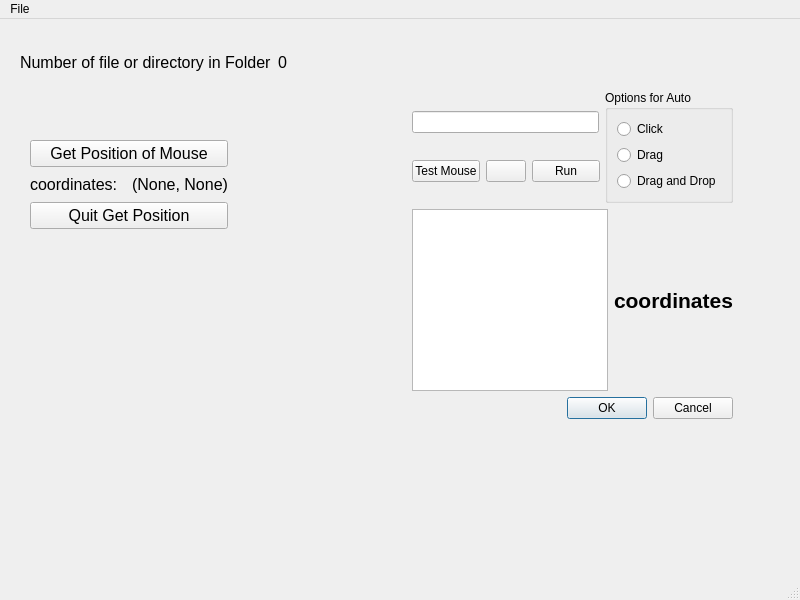
Old version of the form mainwindow.ui in the repository tranducngoc9/NgocTool.
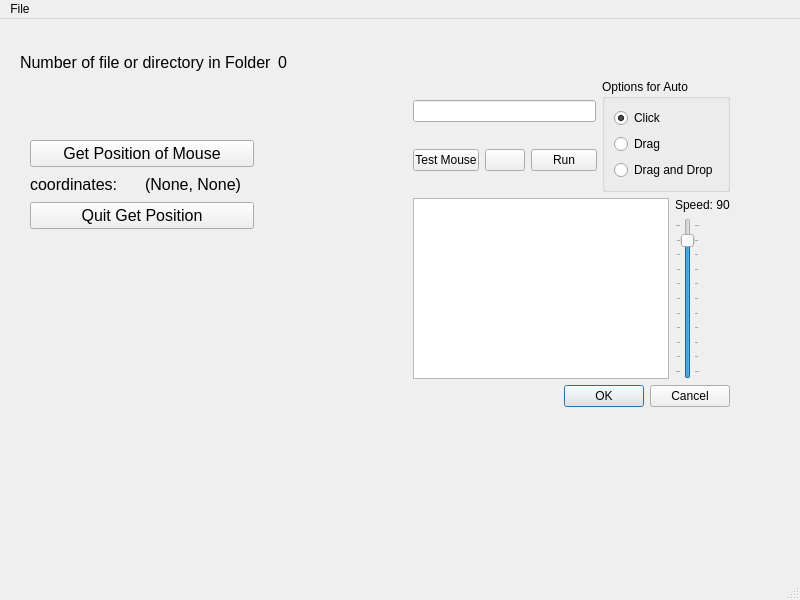
New version of the form. Icons and pictures are not drawn.

Commit message: Upđate 17/9 Speed

The edit to the form file:
```diff
--- a/mainwindow.ui
+++ b/mainwindow.ui
@@ -10,6 +10,12 @@
     <height>600</height>
    </rect>
   </property>
+  <property name="font">
+   <font>
+    <weight>50</weight>
+    <bold>false</bold>
+   </font>
+  </property>
   <property name="windowTitle">
    <string>MainWindow</string>
   </property>
@@ -55,7 +61,7 @@
      <rect>
       <x>30</x>
       <y>121</y>
-      <width>198</width>
+      <width>224</width>
       <height>89</height>
      </rect>
     </property>
@@ -65,6 +71,8 @@
        <property name="font">
         <font>
          <pointsize>12</pointsize>
+         <weight>50</weight>
+         <bold>false</bold>
         </font>
        </property>
        <property name="text">
@@ -79,6 +87,8 @@
          <property name="font">
           <font>
            <pointsize>12</pointsize>
+           <weight>50</weight>
+           <bold>false</bold>
           </font>
          </property>
          <property name="text">
@@ -91,6 +101,8 @@
          <property name="font">
           <font>
            <pointsize>12</pointsize>
+           <weight>50</weight>
+           <bold>false</bold>
           </font>
          </property>
          <property name="text">
@@ -105,6 +117,8 @@
        <property name="font">
         <font>
          <pointsize>12</pointsize>
+         <weight>50</weight>
+         <bold>false</bold>
         </font>
        </property>
        <property name="text">
@@ -114,42 +128,20 @@
      </item>
     </layout>
    </widget>
-   <widget class="QLabel" name="noitify">
-    <property name="geometry">
-     <rect>
-      <x>430</x>
-      <y>430</y>
-      <width>321</width>
-      <height>16</height>
-     </rect>
-    </property>
-    <property name="font">
-     <font>
-      <weight>75</weight>
-      <bold>true</bold>
-     </font>
-    </property>
-    <property name="text">
-     <string> </string>
-    </property>
-    <property name="alignment">
-     <set>Qt::AlignCenter</set>
-    </property>
-   </widget>
    <widget class="QWidget" name="">
     <property name="geometry">
      <rect>
-      <x>412</x>
-      <y>71</y>
-      <width>321</width>
-      <height>329</height>
+      <x>413</x>
+      <y>60</y>
+      <width>317</width>
+      <height>348</height>
      </rect>
     </property>
     <layout class="QVBoxLayout" name="verticalLayout_4">
      <item>
       <layout class="QHBoxLayout" name="horizontalLayout_4">
        <item>
-        <layout class="QVBoxLayout" name="verticalLayout_3">
+        <layout class="QVBoxLayout" name="verticalLayout_2">
          <item>
           <widget class="QLineEdit" name="editCoordinates"/>
          </item>
@@ -190,23 +182,29 @@
          <property name="title">
           <string>Options for Auto</string>
          </property>
-         <layout class="QVBoxLayout" name="verticalLayout_2">
+         <property name="checkable">
+          <bool>false</bool>
+         </property>
+         <layout class="QVBoxLayout" name="verticalLayout_3">
           <item>
-           <widget class="QRadioButton" name="radioButton">
+           <widget class="QRadioButton" name="optionClick">
             <property name="text">
              <string>Click</string>
             </property>
+            <property name="checked">
+             <bool>true</bool>
+            </property>
            </widget>
           </item>
           <item>
-           <widget class="QRadioButton" name="radioButton_2">
+           <widget class="QRadioButton" name="optionDrag">
             <property name="text">
              <string>Drag</string>
             </property>
            </widget>
           </item>
           <item>
-           <widget class="QRadioButton" name="radioButton_3">
+           <widget class="QRadioButton" name="optionDragDrop">
             <property name="text">
              <string>Drag and Drop</string>
             </property>
@@ -223,18 +221,54 @@
         <widget class="QListWidget" name="listWidget"/>
        </item>
        <item>
-        <widget class="QLabel" name="label_2">
-         <property name="font">
-          <font>
-           <pointsize>16</pointsize>
-           <weight>75</weight>
-           <bold>true</bold>
-          </font>
-         </property>
-         <property name="text">
-          <string>coordinates</string>
-         </property>
-        </widget>
+        <layout class="QVBoxLayout" name="verticalLayout_5">
+         <item>
+          <widget class="QLabel" name="labelSpeed">
+           <property name="text">
+            <string>Speed: 90</string>
+           </property>
+          </widget>
+         </item>
+         <item>
+          <widget class="QSlider" name="speed">
+           <property name="font">
+            <font>
+             <weight>50</weight>
+             <bold>false</bold>
+             <underline>false</underline>
+             <strikeout>false</strikeout>
+            </font>
+           </property>
+           <property name="whatsThis">
+            <string/>
+           </property>
+           <property name="inputMethodHints">
+            <set>Qt::ImhNone</set>
+           </property>
+           <property name="maximum">
+            <number>100</number>
+           </property>
+           <property name="value">
+            <number>90</number>
+           </property>
+           <property name="orientation">
+            <enum>Qt::Vertical</enum>
+           </property>
+           <property name="invertedAppearance">
+            <bool>false</bool>
+           </property>
+           <property name="invertedControls">
+            <bool>false</bool>
+           </property>
+           <property name="tickPosition">
+            <enum>QSlider::TicksBothSides</enum>
+           </property>
+           <property name="tickInterval">
+            <number>0</number>
+           </property>
+          </widget>
+         </item>
+        </layout>
        </item>
       </layout>
      </item>
@@ -245,6 +279,22 @@
        </property>
       </widget>
      </item>
+     <item>
+      <widget class="QLabel" name="noitify">
+       <property name="font">
+        <font>
+         <weight>75</weight>
+         <bold>true</bold>
+        </font>
+       </property>
+       <property name="text">
+        <string/>
+       </property>
+       <property name="alignment">
+        <set>Qt::AlignCenter</set>
+       </property>
+      </widget>
+     </item>
     </layout>
    </widget>
   </widget>
```
Left out of the diff: 9 changed lines with no effect on the pictures. The commit also changes 3 other files.
